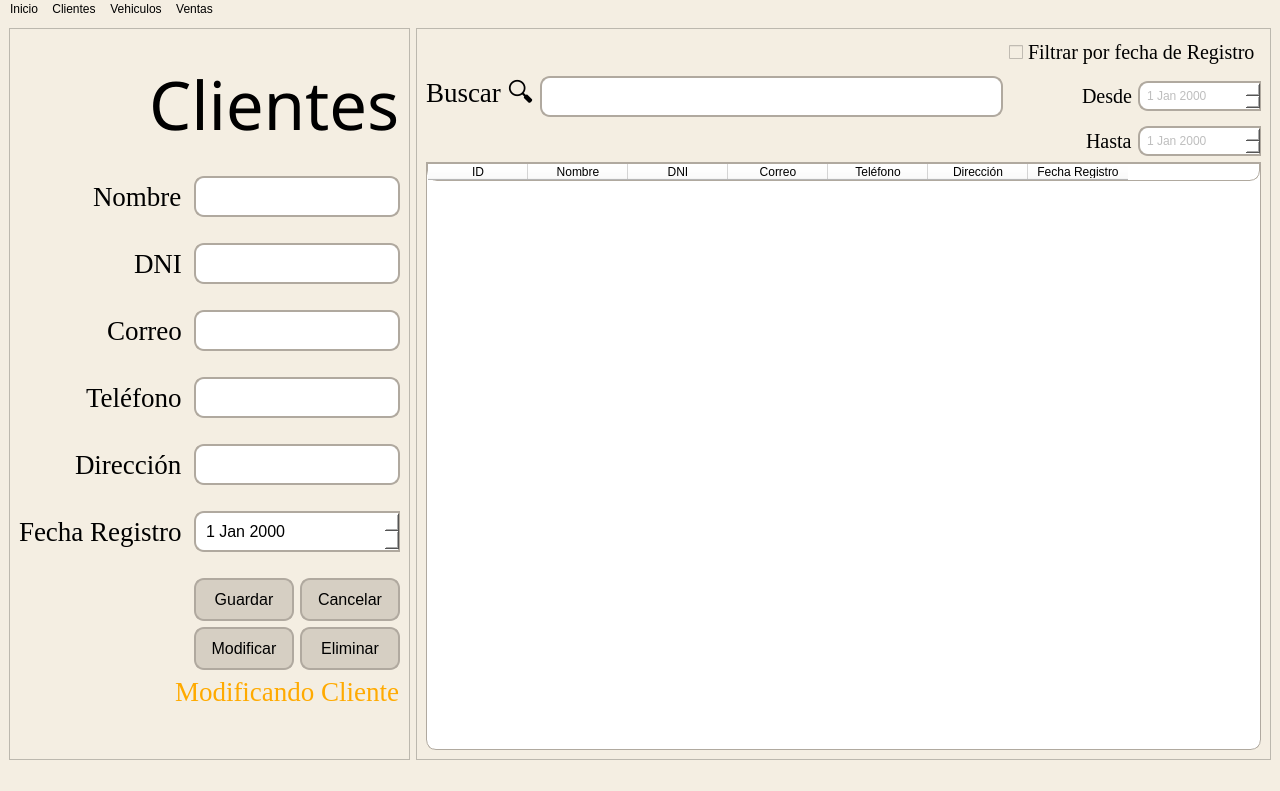
Above: src/gui/cliente.ui from GabrielTrejo1/Prueba before the change. Below: the same form after it.
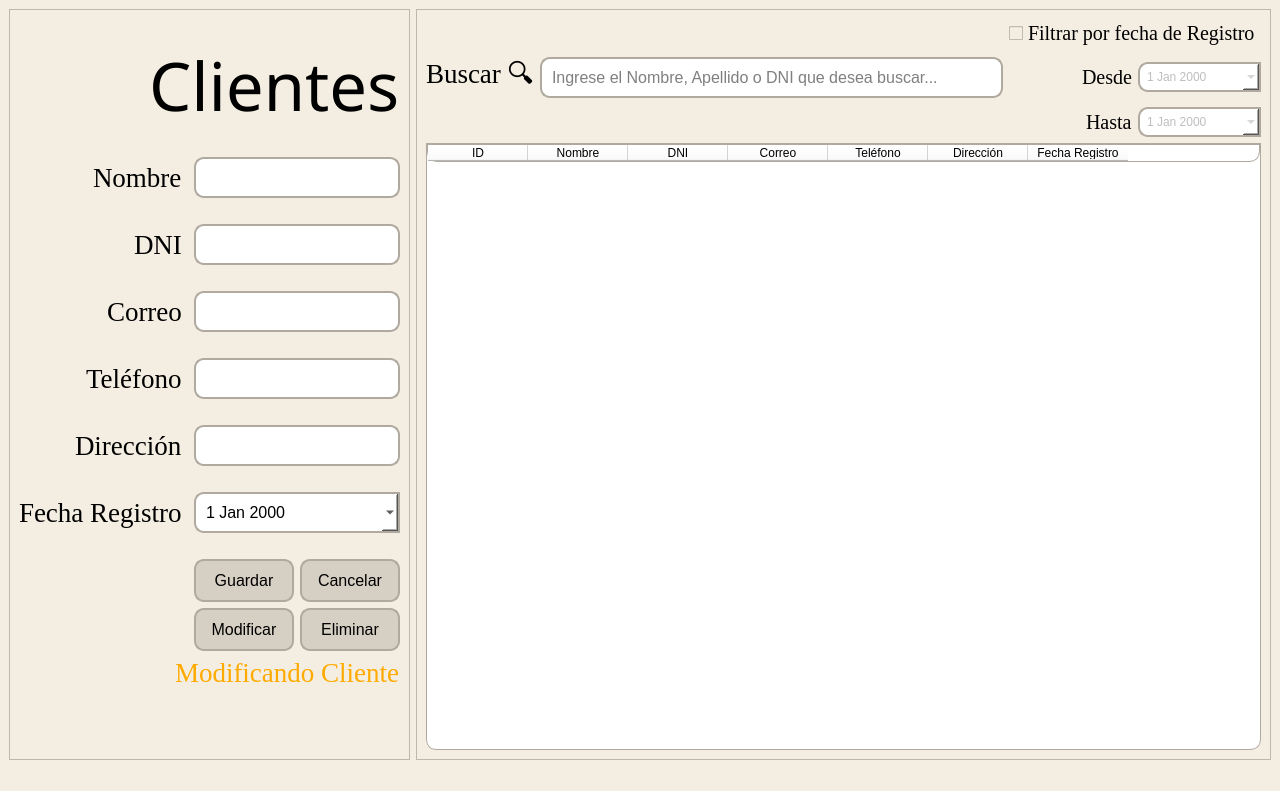
That is the form after the change. Icons and pictures are not drawn.

Commit message: Filtrar Cliente por Fecha

Patch:
```diff
--- a/src/gui/cliente.ui
+++ b/src/gui/cliente.ui
@@ -62,6 +62,9 @@
         padding: 8px;
     }</string>
          </property>
+         <property name="placeholderText">
+          <string>Ingrese el Nombre, Apellido o DNI que desea buscar...</string>
+         </property>
         </widget>
        </item>
        <item row="1" column="2" alignment="Qt::AlignRight">
@@ -105,7 +108,20 @@
 		border-bottom-right-radius: 0px;
         padding: 5px;
     }
-</string>
+
+QCalendarWidget QWidget {
+        background-color: #b0a99f;
+        color: black;
+    }
+    /* Cambia el color del encabezado */
+    QCalendarWidget QAbstractItemView:enabled {
+        color: black;
+        background-color: #f4eee0;
+		border:1px solid #b0a99f
+    }</string>
+         </property>
+         <property name="calendarPopup">
+          <bool>true</bool>
          </property>
         </widget>
        </item>
@@ -143,8 +159,22 @@
 		border-bottom-right-radius: 0px;
         padding: 5px;
     }
+
+QCalendarWidget QWidget {
+        background-color: #b0a99f;
+        color: black;
+    }
+    /* Cambia el color del encabezado */
+    QCalendarWidget QAbstractItemView:enabled {
+        color: black;
+        background-color: #f4eee0;
+		border:1px solid #b0a99f
+    }
 </string>
          </property>
+         <property name="calendarPopup">
+          <bool>true</bool>
+         </property>
         </widget>
        </item>
        <item row="3" column="0" colspan="4">
@@ -558,6 +588,9 @@
            <pointsize>12</pointsize>
           </font>
          </property>
+         <property name="autoFillBackground">
+          <bool>false</bool>
+         </property>
          <property name="styleSheet">
           <string notr="true">QDateEdit {
         background-color: #ffffff;
@@ -568,7 +601,38 @@
 		border-bottom-right-radius: 0px;
         padding: 8px;
     }
-</string>
+
+QCalendarWidget QWidget {
+        background-color: #b0a99f;
+        color: black;
+    }
+    /* Cambia el color del encabezado */
+    QCalendarWidget QAbstractItemView:enabled {
+        color: black;
+        background-color: #f4eee0;
+		border:1px solid #b0a99f
+    }</string>
+         </property>
+         <property name="wrapping">
+          <bool>false</bool>
+         </property>
+         <property name="frame">
+          <bool>true</bool>
+         </property>
+         <property name="accelerated">
+          <bool>true</bool>
+         </property>
+         <property name="keyboardTracking">
+          <bool>false</bool>
+         </property>
+         <property name="showGroupSeparator" stdset="0">
+          <bool>false</bool>
+         </property>
+         <property name="calendarPopup">
+          <bool>true</bool>
+         </property>
+         <property name="timeSpec">
+          <enum>Qt::LocalTime</enum>
          </property>
         </widget>
        </item>
@@ -816,51 +880,6 @@
     </item>
    </layout>
   </widget>
-  <widget class="QMenuBar" name="menubar">
-   <property name="geometry">
-    <rect>
-     <x>0</x>
-     <y>0</y>
-     <width>1280</width>
-     <height>21</height>
-    </rect>
-   </property>
-   <widget class="QMenu" name="menuClientes">
-    <property name="font">
-     <font>
-      <pointsize>10</pointsize>
-     </font>
-    </property>
-    <property name="styleSheet">
-     <string notr="true"/>
-    </property>
-    <property name="title">
-     <string>Clientes</string>
-    </property>
-   </widget>
-   <widget class="QMenu" name="menuVehiculos">
-    <property name="title">
-     <string>Vehiculos</string>
-    </property>
-   </widget>
-   <widget class="QMenu" name="menuVentas">
-    <property name="title">
-     <string>Ventas</string>
-    </property>
-   </widget>
-   <widget class="QMenu" name="menuInicio">
-    <property name="styleSheet">
-     <string notr="true"/>
-    </property>
-    <property name="title">
-     <string>Inicio</string>
-    </property>
-   </widget>
-   <addaction name="menuInicio"/>
-   <addaction name="menuClientes"/>
-   <addaction name="menuVehiculos"/>
-   <addaction name="menuVentas"/>
-  </widget>
   <widget class="QStatusBar" name="statusbar"/>
  </widget>
  <tabstops>
```
Left out of the diff: 40 changed lines with no effect on the pictures. The commit also changes 8 other files.
